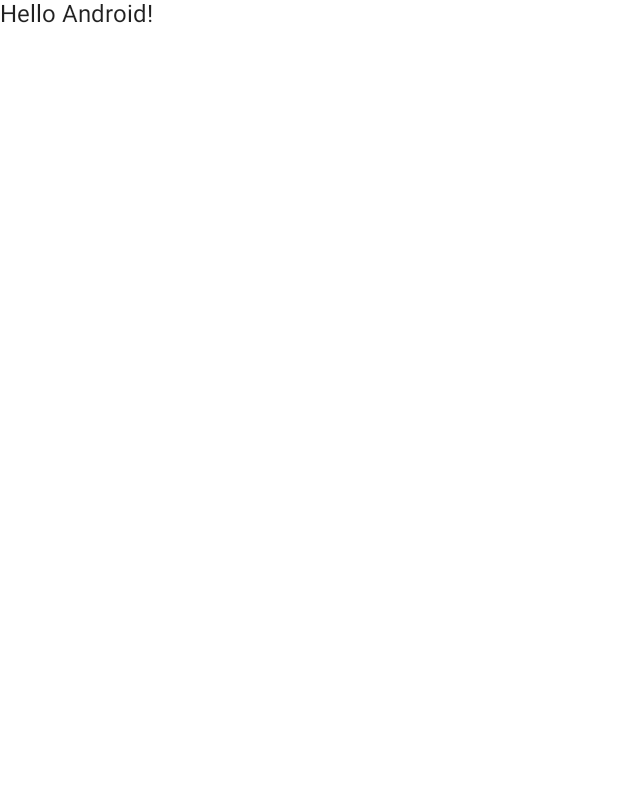
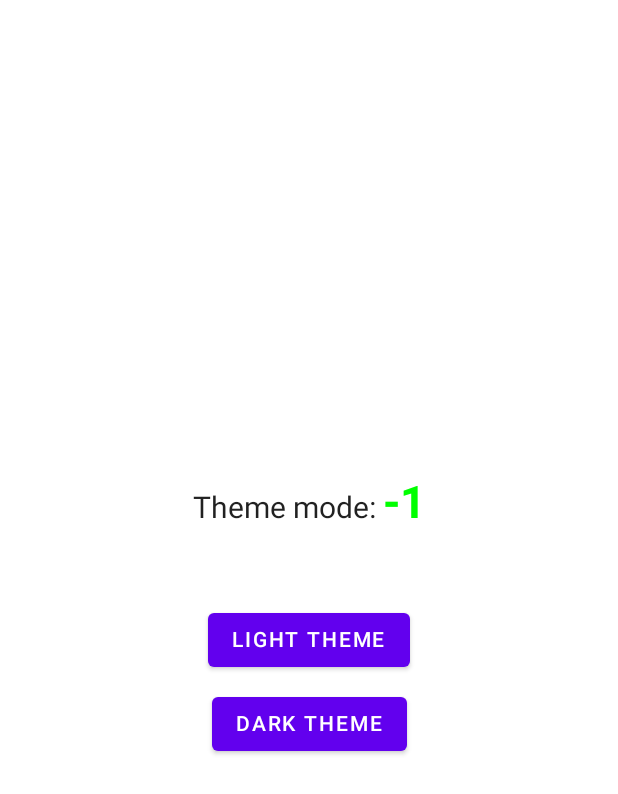
Before and after one commit to PRO8L3M/ComposeTemplate, an Android app built with Jetpack Compose: the screen it shows after launch (MainActivity), on a phone screen of 412 x 824 dp. Before the commit the part shown is almost empty. Shown: the top 794 px of the screen. Run offline under Robolectric (Android 15) with nearby library versions, the phone set to English and light mode, and no system bars; our stand-ins replace Dagger/Hilt's generated code.

Commit message:
Added: DataStore Preferences

```diff
--- a/app/src/main/java/com/example/composetemplate/di/DataModule.kt
+++ b/app/src/main/java/com/example/composetemplate/di/DataModule.kt
@@ -1,9 +1,21 @@
 package com.example.composetemplate.di
 
+import android.content.Context
+import com.example.data.datastore.ApplicationDataStore
+import com.example.data.datastore.IDataStore
+import dagger.Binds
 import dagger.Module
+import dagger.Provides
 import dagger.hilt.InstallIn
+import dagger.hilt.android.qualifiers.ApplicationContext
 import dagger.hilt.components.SingletonComponent
 
 @InstallIn(SingletonComponent::class)
 @Module
-interface DataModule
+interface DataModule {
+
+    companion object {
+        @Provides
+        fun provideDataStore(@ApplicationContext appContext: Context): IDataStore = ApplicationDataStore(appContext)
+    }
+}
--- a/app/src/main/java/com/example/composetemplate/presentation/main/MainActivity.kt
+++ b/app/src/main/java/com/example/composetemplate/presentation/main/MainActivity.kt
@@ -3,56 +3,108 @@ package com.example.composetemplate.presentation.main
 import android.os.Bundle
 import androidx.activity.ComponentActivity
 import androidx.activity.compose.setContent
-import androidx.compose.foundation.lazy.LazyColumn
+import androidx.activity.viewModels
+import androidx.compose.foundation.layout.*
+import androidx.compose.material.Button
 import androidx.compose.material.MaterialTheme
 import androidx.compose.material.Surface
 import androidx.compose.material.Text
 import androidx.compose.runtime.Composable
+import androidx.compose.runtime.State
+import androidx.compose.runtime.collectAsState
+import androidx.compose.runtime.getValue
+import androidx.compose.ui.Alignment
+import androidx.compose.ui.Modifier
+import androidx.compose.ui.graphics.Color
+import androidx.compose.ui.text.SpanStyle
+import androidx.compose.ui.text.buildAnnotatedString
+import androidx.compose.ui.text.font.FontWeight
+import androidx.compose.ui.text.style.TextAlign
+import androidx.compose.ui.text.withStyle
 import androidx.compose.ui.tooling.preview.Preview
+import androidx.compose.ui.unit.dp
+import androidx.compose.ui.unit.sp
 import com.example.composetemplate.ui.theme.ComposeTemplateTheme
 import dagger.hilt.android.AndroidEntryPoint
 
 @AndroidEntryPoint
 class MainActivity : ComponentActivity() {
 
+    private val viewModel: MainViewModel by viewModels()
+
     override fun onCreate(savedInstanceState: Bundle?) {
         super.onCreate(savedInstanceState)
         setContent {
             ComposeTemplateTheme {
                 Surface(color = MaterialTheme.colors.background) {
-                    Greeting("Android")
+                    SplashScreen(viewModel)
                 }
             }
         }
     }
 }
 
+@Composable
+fun SplashScreen(viewModel: MainViewModel) {
+    val themeMode: Int by viewModel.themeMode.collectAsState()
+    SplashPage(
+        themeMode,
+        { viewModel.setThemeMode(MainViewModel.LIGHT_MODE) },
+        { viewModel.setThemeMode(MainViewModel.DARK_MODE) }
+    )
+}
+
 @Preview
 @Composable
-fun SplashScreenPreview() {
-    SplashScreen()
+fun SplashPagePreview() {
+    SplashPage()
 }
 
 @Composable
-fun SplashScreen() {
-    LazyColumn {
-        items(10) {
-            Surface {
-                Greeting(name = "Hello there #$it")
+fun SplashPage(
+    themeMode: Int = -1,
+    onLightThemeClick: () -> Unit = {},
+    onDarkThemeClick: () -> Unit = {}
+) {
+    Column(
+        verticalArrangement = Arrangement.Center,
+        horizontalAlignment = Alignment.CenterHorizontally,
+        modifier = Modifier
+            .fillMaxHeight()
+            .fillMaxWidth()
+    ) {
+        Text(
+            fontSize = 20.sp,
+            text = buildAnnotatedString {
+                append("Theme mode: ")
+                withStyle(
+                    style = SpanStyle(
+                        color = Color.Green,
+                        fontWeight = FontWeight.Bold,
+                        fontSize = 30.sp
+                    )
+                ) {
+                    append(themeMode.toString())
+                }
             }
-        }
+        )
+        Spacer(modifier = Modifier.height(50.dp))
+        ThemeButton(text = "LIGHT THEME", onLightThemeClick)
+        Spacer(modifier = Modifier.height(8.dp))
+        ThemeButton(text = "DARK THEME", onDarkThemeClick)
     }
 }
 
+@Preview
 @Composable
-fun Greeting(name: String) {
-    Text(text = "Hello $name!")
+fun ThemeButtonPreview() {
+    ThemeButton(text = "Test button")
 }
 
-@Preview(showBackground = true)
+
 @Composable
-fun DefaultPreview() {
-    ComposeTemplateTheme {
-        Greeting("Android")
+fun ThemeButton(text: String, onClick: () -> Unit = {}) {
+    Button(onClick = onClick) {
+        Text(text = text)
     }
 }
--- /dev/null
+++ b/app/src/main/java/com/example/composetemplate/presentation/main/MainViewModel.kt
@@ -0,0 +1,43 @@
+package com.example.composetemplate.presentation.main
+
+import android.util.Log
+import androidx.lifecycle.SavedStateHandle
+import androidx.lifecycle.ViewModel
+import androidx.lifecycle.viewModelScope
+import com.example.data.datastore.IDataStore
+import dagger.hilt.android.lifecycle.HiltViewModel
+import kotlinx.coroutines.flow.MutableStateFlow
+import kotlinx.coroutines.flow.StateFlow
+import kotlinx.coroutines.flow.collect
+import kotlinx.coroutines.launch
+import javax.inject.Inject
+
+@HiltViewModel
+class MainViewModel @Inject constructor(
+    private val dataStore: IDataStore,
+    private val stateHandle: SavedStateHandle
+) : ViewModel() {
+
+    private val _themeMode = MutableStateFlow(LIGHT_MODE)
+    val themeMode: StateFlow<Int> = _themeMode
+
+    init {
+        viewModelScope.launch {
+            dataStore.getThemeMode().collect { themeMode ->
+                Log.w("themeMode", "Theme: $themeMode")
+                _themeMode.value = themeMode
+            }
+        }
+    }
+
+    fun setThemeMode(mode: Int) {
+        viewModelScope.launch {
+            dataStore.saveThemeMode(mode)
+        }
+    }
+
+    companion object {
+        const val LIGHT_MODE = 0
+        const val DARK_MODE = 1
+    }
+}
--- a/data/build.gradle
+++ b/data/build.gradle
@@ -39,8 +39,13 @@ dependencies {
     implementation "androidx.appcompat:appcompat:$libVersion.appCompat"
     implementation "com.google.android.material:material:$libVersion.material"
 
+    implementation "javax.inject:javax.inject:1"
+
     // Coroutines
     implementation "org.jetbrains.kotlinx:kotlinx-coroutines-core:$libVersion.coroutines"
+
+    // DataStore - Preferences
+    implementation "androidx.datastore:datastore-preferences:$libVersion.dataStore"
 
     // Testing
     testImplementation "junit:junit:$libVersion.junit"
--- /dev/null
+++ b/data/src/main/java/com/example/data/datastore/DataStore.kt
@@ -0,0 +1,33 @@
+package com.example.data.datastore
+
+import android.content.Context
+import androidx.datastore.core.DataStore
+import androidx.datastore.preferences.core.Preferences
+import androidx.datastore.preferences.core.edit
+import androidx.datastore.preferences.core.intPreferencesKey
+import androidx.datastore.preferences.preferencesDataStore
+import kotlinx.coroutines.flow.Flow
+import kotlinx.coroutines.flow.map
+import javax.inject.Inject
+
+class ApplicationDataStore @Inject constructor(
+    private val appContext: Context
+) : IDataStore {
+
+    private val Context.dataStore: DataStore<Preferences> by preferencesDataStore(name = "pref")
+
+    override suspend fun saveThemeMode(mode: Int) {
+        appContext.dataStore.edit { settings ->
+            settings[THEME_MODE] = mode
+        }
+    }
+
+    override fun getThemeMode(): Flow<Int> = appContext.dataStore.data
+        .map { preferences ->
+            preferences[THEME_MODE] ?: -1
+        }
+
+    companion object {
+        private val THEME_MODE = intPreferencesKey("theme_mode")
+    }
+}
--- /dev/null
+++ b/data/src/main/java/com/example/data/datastore/IDataStore.kt
@@ -0,0 +1,9 @@
+package com.example.data.datastore
+
+import kotlinx.coroutines.flow.Flow
+
+interface IDataStore {
+
+    suspend fun saveThemeMode(mode: Int)
+    fun getThemeMode(): Flow<Int>
+}
--- a/versions.gradle
+++ b/versions.gradle
@@ -18,6 +18,7 @@ ext {
             coroutines          : '1.5.1',
             compose             : '1.0.1',
             hilt                : '2.38.1',
+            dataStore           : '1.0.0',
             activityCompose     : '1.3.1',
             coreKtx             : '1.6.0',
             appCompat           : '1.3.1',
```
